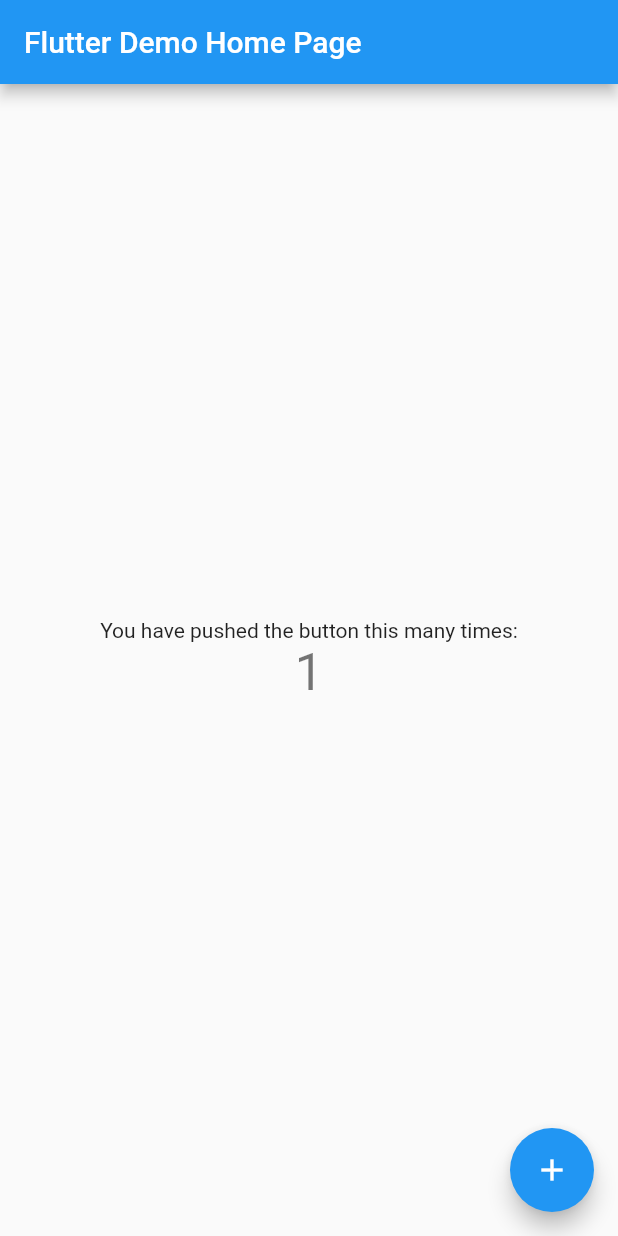
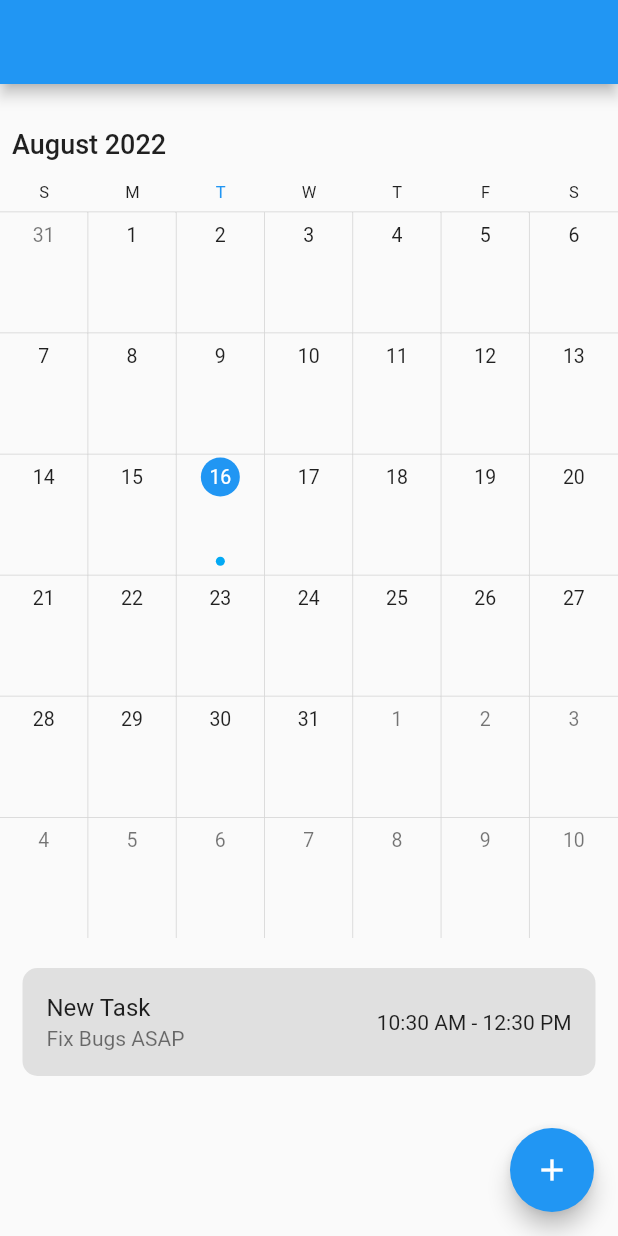
Before and after one commit to mdshafees/state_mgmt_flutter, a Flutter app: the screen it shows after launch, after a tap on the "add" icon, on a phone screen of 412 x 824 dp. Run offline on Flutter 3.47's test engine with Material 2 defaults, Android fonts, the phone set to English and light mode, and no system bars; drawn by our look-alikes of syncfusion_flutter_calendar.

Commit message:
stage management works & event calneder

```diff
--- /dev/null
+++ b/lib/Calander.dart
@@ -0,0 +1,97 @@
+import 'dart:convert';
+
+import 'package:flutter/material.dart';
+import 'package:flutter_application_1/provider_state.dart';
+import 'package:intl/intl.dart';
+import 'package:provider/provider.dart';
+import 'package:syncfusion_flutter_calendar/calendar.dart';
+
+class EventCalander extends StatelessWidget {
+  const EventCalander({super.key});
+  @override
+  Widget build(BuildContext context) {
+    final events = Provider.of<EventProvider>(context).listofEvents;
+    var date = DateTime.now();
+    return Scaffold(
+      appBar: AppBar(),
+      body: SingleChildScrollView(
+        child: Column(
+          children: [
+            Container(
+              margin: EdgeInsets.fromLTRB(0, 20, 0, 0),
+              height: MediaQuery.of(context).size.height / 1.5,
+              child: SfCalendar(
+                dataSource: EventDataSource(events),
+                view: CalendarView.month,
+                onTap: (detail) {
+                  context.read<EventProvider>().setDate(detail.date!);
+                  context.read<EventProvider>().filterEvent(detail.date!);
+                },
+              ),
+            ),
+            context.watch<EventProvider>().dateEvents.isEmpty
+                ? Container(
+                    margin: EdgeInsets.fromLTRB(0, 30, 0, 0),
+                    padding: EdgeInsets.all(8),
+                    decoration: BoxDecoration(
+                        color: Colors.grey.shade200,
+                        borderRadius: BorderRadius.circular(5)),
+                    child: const Text(
+                      "No Events",
+                      style: TextStyle(color: Colors.grey),
+                    ),
+                  )
+                : ListView.builder(
+                    physics: const NeverScrollableScrollPhysics(),
+                    shrinkWrap: true,
+                    itemCount: context.watch<EventProvider>().dateEvents.length,
+                    itemBuilder: (context, index) {
+                      var event =
+                          context.watch<EventProvider>().dateEvents[index];
+                      return Container(
+                          margin: EdgeInsets.fromLTRB(15, 20, 15, 0),
+                          padding: EdgeInsets.all(0),
+                          width: MediaQuery.of(context).size.width,
+                          decoration: BoxDecoration(
+                              color: Colors.grey.shade300,
+                              borderRadius: BorderRadius.circular(10)),
+                          child: ListTile(
+                            title: Text(event.title),
+                            subtitle: Text(event.description),
+                            trailing: Text(
+                                "${DateFormat("hh:mm a").format(event.from)} - ${DateFormat("hh:mm a").format(event.to)}"),
+                          ));
+                    })
+          ],
+        ),
+      ),
+      floatingActionButton: FloatingActionButton(
+        heroTag: null,
+        onPressed: () => context.read<EventProvider>().addEvent(Event(
+            title: "New Task",
+            description: "Fix Bugs ASAP",
+            from: Provider.of<EventProvider>(context, listen: false).getDate,
+            to: Provider.of<EventProvider>(context, listen: false)
+                .getDate
+                .add(const Duration(hours: 2)))),
+        child: const Icon(Icons.add),
+      ),
+    );
+  }
+}
+
+class EventDataSource extends CalendarDataSource {
+  EventDataSource(List<Event> allEvents) {
+    appointments = allEvents;
+  }
+  Event getEvent(int index) => appointments![index] as Event;
+
+  @override
+  DateTime getStartTime(int index) => getEvent(index).from;
+
+  @override
+  DateTime getEndTime(int index) => getEvent(index).to;
+
+  @override
+  String getSubject(int index) => getEvent(index).title;
+}
--- a/lib/main.dart
+++ b/lib/main.dart
@@ -1,7 +1,22 @@
 import 'package:flutter/material.dart';
+import 'package:flutter_application_1/HomeScreen.dart';
+import 'package:flutter_application_1/provider_state.dart';
+import 'package:provider/provider.dart';
+
+import 'Calander.dart';
 
 void main() {
-  runApp(const MyApp());
+  runApp(RestorationScope(
+    restorationId: "root",
+    child: MultiProvider(
+      providers: [
+        ChangeNotifierProvider<ProviderManagement>(
+            create: (_) => ProviderManagement()),
+        ChangeNotifierProvider<EventProvider>(create: (_) => EventProvider()),
+      ],
+      child: const MyApp(),
+    ),
+  ));
 }
 
 class MyApp extends StatelessWidget {
@@ -13,34 +28,29 @@ class MyApp extends StatelessWidget {
     return MaterialApp(
         title: 'Flutter Demo',
         theme: ThemeData(
-        // This is the theme of your application.
-        //
-        // Try running your application with "flutter run". You'll see the
-        // application has a blue toolbar. Then, without quitting the app, try
-        // changing the primarySwatch below to Colors.green and then invoke
-        // "hot reload" (press "r" in the console where you ran "flutter run",
-        // or simply save your changes to "hot reload" in a Flutter IDE).
-        // Notice that the counter didn't reset back to zero; the application
-        // is not restarted.
           primarySwatch: Colors.blue,
         ),
-      home: const MyHomePage(title: 'Flutter Demo Home Page'),
-    );
+        home: const EventCalander());
   }
 }
+// class MyApp extends StatelessWidget {
+//   const MyApp({super.key});
+
+//   // This widget is the root of your application.
+//   @override
+//   Widget build(BuildContext context) {
+//     return MaterialApp(
+//       title: 'Flutter Demo',
+//       theme: ThemeData(
+//         primarySwatch: Colors.blue,
+//       ),
+//       home: const MyHomePage(title: 'Flutter Demo Home Page'),
+//     );
+//   }
+// }
 
 class MyHomePage extends StatefulWidget {
   const MyHomePage({super.key, required this.title});
-
-  // This widget is the home page of your application. It is stateful, meaning
-  // that it has a State object (defined below) that contains fields that affect
-  // how it looks.
-
-  // This class is the configuration for the state. It holds the values (in this
-  // case the title) provided by the parent (in this case the App widget) and
-  // used by the build method of the State. Fields in a Widget subclass are
-  // always marked "final".
-
   final String title;
 
   @override
@@ -52,64 +62,69 @@ class _MyHomePageState extends State<MyHomePage> {
 
   void _incrementCounter() {
     setState(() {
-      // This call to setState tells the Flutter framework that something has
-      // changed in this State, which causes it to rerun the build method below
-      // so that the display can reflect the updated values. If we changed
-      // _counter without calling setState(), then the build method would not be
-      // called again, and so nothing would appear to happen.
       _counter++;
     });
   }
 
   @override
   Widget build(BuildContext context) {
-    // This method is rerun every time setState is called, for instance as done
-    // by the _incrementCounter method above.
-    //
-    // The Flutter framework has been optimized to make rerunning build methods
-    // fast, so that you can just rebuild anything that needs updating rather
-    // than having to individually change instances of widgets.
     return Scaffold(
         appBar: AppBar(
-        // Here we take the value from the MyHomePage object that was created by
-        // the App.build method, and use it to set our appbar title.
           title: Text(widget.title),
         ),
         body: Center(
-        // Center is a layout widget. It takes a single child and positions it
-        // in the middle of the parent.
           child: Column(
-          // Column is also a layout widget. It takes a list of children and
-          // arranges them vertically. By default, it sizes itself to fit its
-          // children horizontally, and tries to be as tall as its parent.
-          //
-          // Invoke "debug painting" (press "p" in the console, choose the
-          // "Toggle Debug Paint" action from the Flutter Inspector in Android
-          // Studio, or the "Toggle Debug Paint" command in Visual Studio Code)
-          // to see the wireframe for each widget.
-          //
-          // Column has various properties to control how it sizes itself and
-          // how it positions its children. Here we use mainAxisAlignment to
-          // center the children vertically; the main axis here is the vertical
-          // axis because Columns are vertical (the cross axis would be
-          // horizontal).
             mainAxisAlignment: MainAxisAlignment.center,
             children: <Widget>[
               const Text(
                 'You have pushed the button this many times:',
               ),
               Text(
-              '$_counter',
+                '${context.watch<ProviderManagement>().number}',
+                style: Theme.of(context).textTheme.headline4,
+              ),
+              Text(
+                '${context.watch<ProviderManagement>().cartList}',
                 style: Theme.of(context).textTheme.headline4,
               ),
             ],
           ),
         ),
-      floatingActionButton: FloatingActionButton(
-        onPressed: _incrementCounter,
-        tooltip: 'Increment',
+        floatingActionButton: Row(
+          mainAxisAlignment: MainAxisAlignment.end,
+          children: [
+            FloatingActionButton(
+              heroTag: null,
+              onPressed: () => context.read<ProviderManagement>().increment(),
               child: const Icon(Icons.add),
-      ), // This trailing comma makes auto-formatting nicer for build methods.
-    );
+            ),
+            const SizedBox(
+              width: 20,
+            ),
+            FloatingActionButton(
+              heroTag: null,
+              onPressed: () => context.read<ProviderManagement>().decrement(),
+              child: const Icon(Icons.clear),
+            ),
+            const SizedBox(
+              width: 20,
+            ),
+            FloatingActionButton(
+              heroTag: null,
+              onPressed: () =>
+                  context.read<ProviderManagement>().addList("One"),
+              child: const Icon(Icons.car_crash),
+            ),
+            const SizedBox(
+              width: 20,
+            ),
+            FloatingActionButton(
+              heroTag: null,
+              onPressed: () => Navigator.push(context,
+                  MaterialPageRoute(builder: (context) => const HomeScreen())),
+              child: const Icon(Icons.home),
+            ),
+          ],
+        ));
   }
 }
--- /dev/null
+++ b/lib/provider_state.dart
@@ -0,0 +1,80 @@
+import 'package:flutter/material.dart';
+
+class ProviderManagement extends ChangeNotifier {
+  int count = 0;
+  List<String> cartList = [];
+
+  int get number => count;
+  List get lists => cartList;
+
+  void increment() {
+    count++;
+    notifyListeners();
+  }
+
+  void decrement() {
+    count--;
+    notifyListeners();
+  }
+
+  void addList(String item) {
+    cartList.add(item);
+    notifyListeners();
+  }
+
+  void removeList(String item) {
+    cartList.remove(item);
+    notifyListeners();
+  }
+}
+
+class EventProvider extends ChangeNotifier {
+  List<Event> listofEvents = [];
+  List<Event> selectedEvents = [];
+  DateTime selectedDate = DateTime.now();
+
+  List get events => listofEvents;
+  List get dateEvents => selectedEvents;
+
+  DateTime get getDate => selectedDate;
+
+  void setDate(DateTime date) => selectedDate = date;
+
+  void filterEvent(DateTime date) {
+    selectedEvents = [];
+    for (var i = 0; i < listofEvents.length; i++) {
+      if (listofEvents[i].from.day == date.day) {
+        selectedEvents.add(Event(
+            title: listofEvents[i].title,
+            description: listofEvents[i].description,
+            from: listofEvents[i].from,
+            to: listofEvents[i].to));
+      }
+    }
+    notifyListeners();
+  }
+
+  addEvent(Event event) {
+    listofEvents.add(Event(
+        title: event.title,
+        description: event.description,
+        from: event.from,
+        to: event.to));
+    filterEvent(event.from);
+    notifyListeners();
+  }
+}
+
+class Event {
+  final String title;
+  final String description;
+  final DateTime from;
+  final DateTime to;
+
+  const Event({
+    required this.title,
+    required this.description,
+    required this.from,
+    required this.to,
+  });
+}
--- a/pubspec.yaml
+++ b/pubspec.yaml
@@ -36,6 +36,9 @@ dependencies:
   # The following adds the Cupertino Icons font to your application.
   # Use with the CupertinoIcons class for iOS style icons.
   cupertino_icons: ^1.0.2
+  provider: ^6.0.3
+  syncfusion_flutter_calendar: ^20.2.43
+  intl: ^0.17.0
 
 dev_dependencies:
   flutter_test:
```
Also changed, not shown: lib/HomeScreen.dart (added, +36 -0 lines), pubspec.lock, 138 other files. Lines whose indentation alone changed are shown as unchanged.
